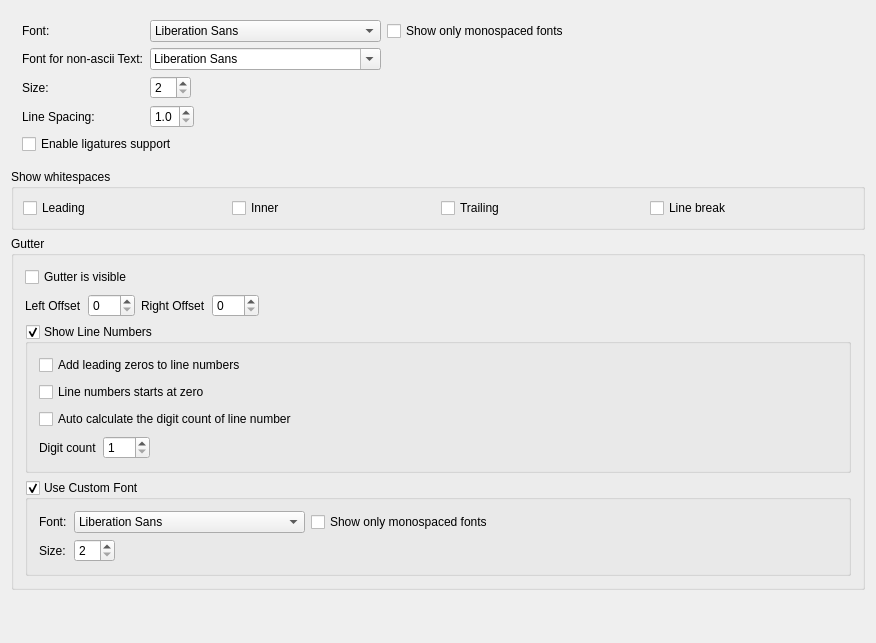
Before: the Qt Designer form RedPandaIDE/settingsdialog/editorfontwidget.ui in royqh1979/RedPanda-CPP, drawn with Qt 5.
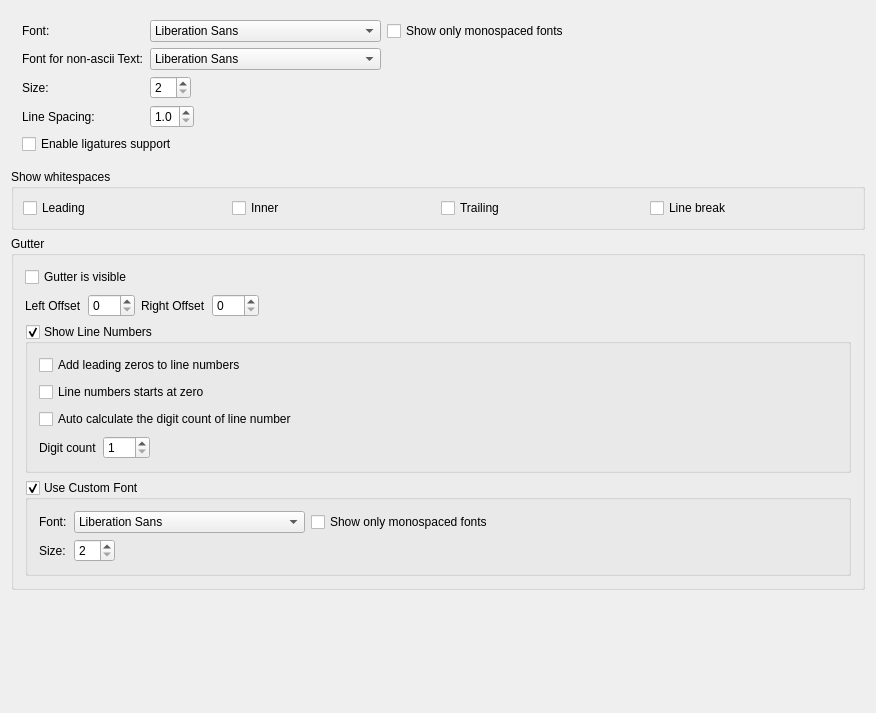
After: the same form once the commit is applied.

Commit message: fix: Options are lost when compiling using sdcc

```diff
--- a/RedPandaIDE/settingsdialog/editorfontwidget.ui
+++ b/RedPandaIDE/settingsdialog/editorfontwidget.ui
@@ -7,7 +7,7 @@
     <x>0</x>
     <y>0</y>
     <width>876</width>
-    <height>643</height>
+    <height>713</height>
    </rect>
   </property>
   <property name="windowTitle">
@@ -39,7 +39,14 @@
           <number>0</number>
          </property>
          <item>
-          <widget class="QFontComboBox" name="cbNonAsciiFont"/>
+          <widget class="QFontComboBox" name="cbNonAsciiFont">
+           <property name="editable">
+            <bool>false</bool>
+           </property>
+           <property name="sizeAdjustPolicy">
+            <enum>QComboBox::AdjustToContents</enum>
+           </property>
+          </widget>
          </item>
          <item>
           <spacer name="horizontalSpacer_7">
```
Left out of the diff: 4 changed lines with no effect on the pictures. The commit also changes 2 other files.
